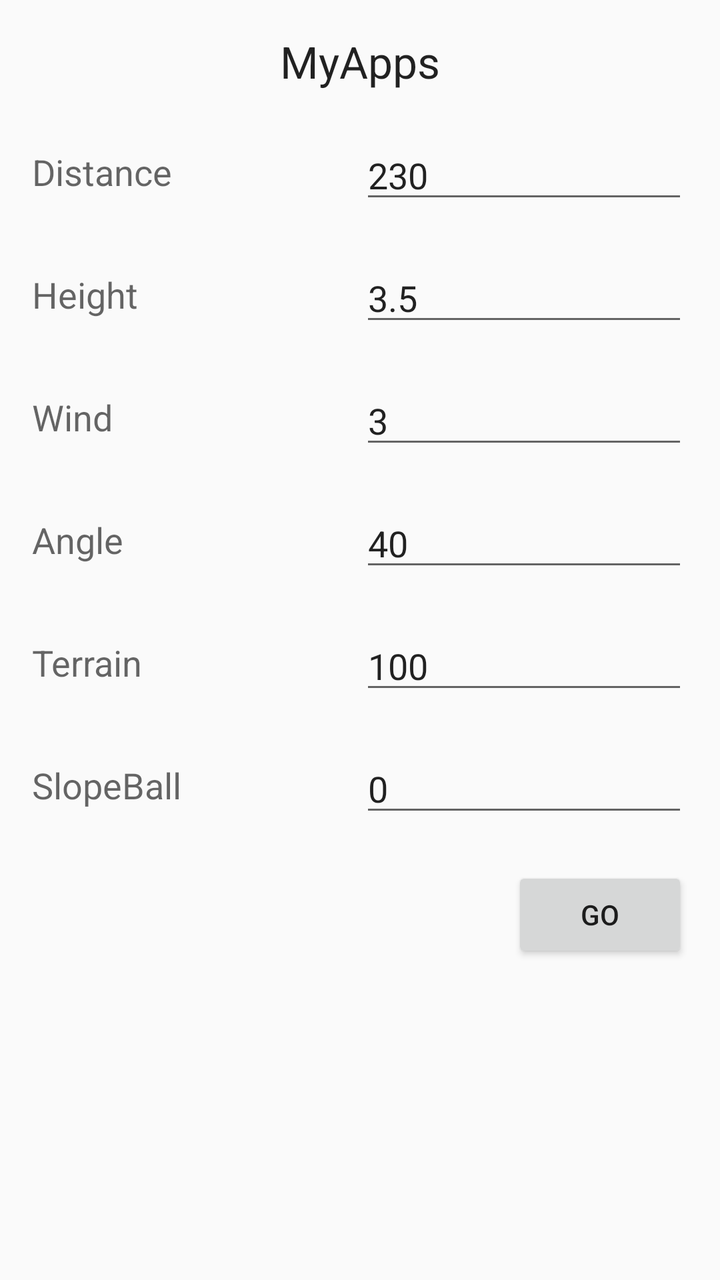
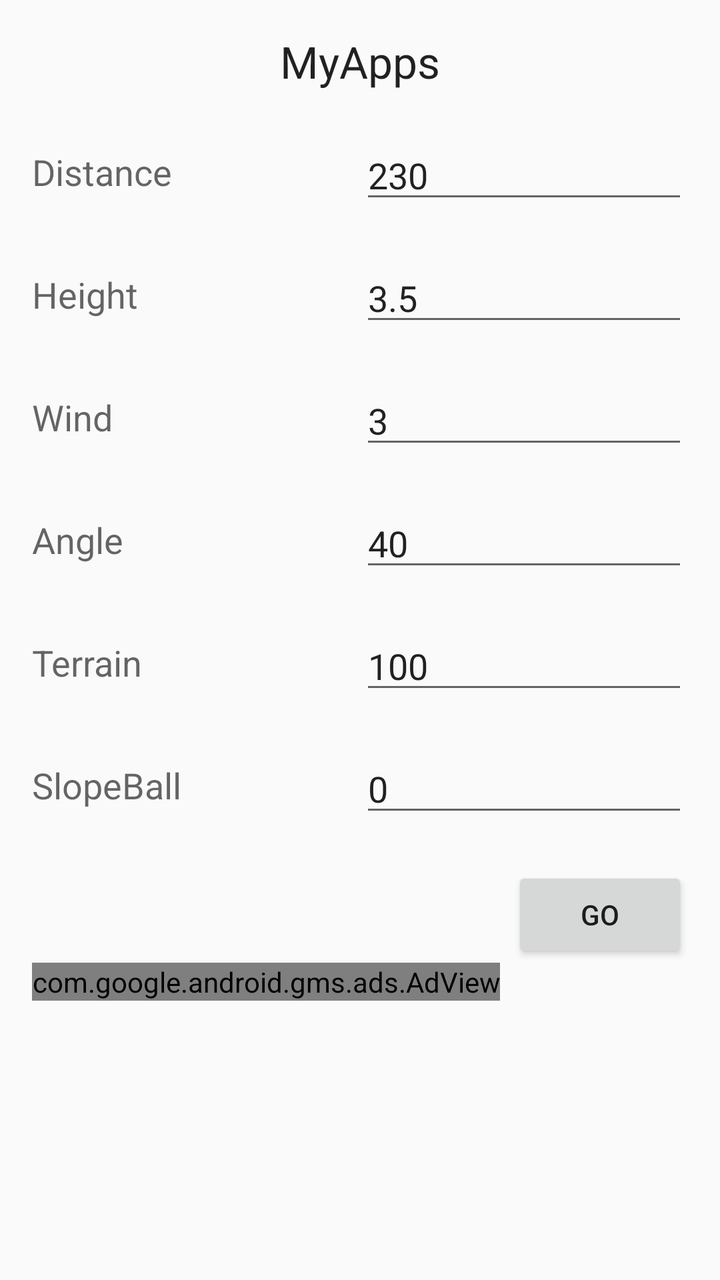

Two renders of the same Android screen: before a commit and after it. Below are the layout's source before the change and the commit's diff.
<!-- AndroidManifest.xml: application theme AppTheme -->
<!-- res/layout/activity_main.xml -->
<LinearLayout xmlns:android="http://schemas.android.com/apk/res/android"
    xmlns:tools="http://schemas.android.com/tools" android:layout_width="match_parent"
    android:layout_height="match_parent" android:paddingLeft="@dimen/activity_horizontal_margin"
    android:paddingRight="@dimen/activity_horizontal_margin"
    android:paddingTop="@dimen/activity_vertical_margin"
    android:paddingBottom="@dimen/activity_vertical_margin" tools:context=".MainActivity"
    android:orientation="vertical">

    <TextView
        android:layout_width="wrap_content"
        android:layout_height="wrap_content"
        android:textAppearance="?android:attr/textAppearanceLarge"
        android:text="MyApps"
        android:layout_gravity="center"
        android:id="@+id/textView" />

    <LinearLayout
        android:orientation="horizontal"
        android:layout_width="match_parent"
        android:weightSum="2"
        android:layout_height="wrap_content"
        android:layout_marginTop="20dp">

        <TextView
            android:layout_width="0px"
            android:layout_height="wrap_content"
            android:textAppearance="?android:attr/textAppearanceMedium"
            android:text="Distance"
            android:id="@+id/dis"
            android:layout_gravity="center_vertical"
            android:layout_weight="1" />

        <EditText
            android:layout_width="0px"
            android:layout_height="wrap_content"
            android:textAppearance="?android:attr/textAppearanceMedium"
            android:text="230"
            android:id="@+id/dist"
            android:inputType = "numberDecimal"
            android:layout_weight="1"
            android:layout_gravity="center_vertical" />

    </LinearLayout>

    <LinearLayout
        android:orientation="horizontal"
        android:layout_width="match_parent"
        android:layout_height="wrap_content"
        android:layout_marginTop="20dp">

        <TextView
            android:layout_width="0px"
            android:layout_height="wrap_content"
            android:textAppearance="?android:attr/textAppearanceMedium"
            android:text="Height"
            android:layout_gravity="center_vertical"
            android:layout_weight="1"
            android:id="@+id/textView2" />

        <EditText
            android:layout_width="0px"
            android:layout_height="wrap_content"
            android:id="@+id/height"
            android:inputType = "numberDecimal|numberSigned"
            android:layout_weight="1"
            android:layout_gravity="center_vertical"
            android:text="3.5" />

    </LinearLayout>

    <LinearLayout
        android:orientation="horizontal"
        android:layout_width="match_parent"
        android:layout_height="wrap_content"
        android:layout_marginTop="20dp" >

        <TextView
            android:layout_width="0px"
            android:layout_height="wrap_content"
            android:textAppearance="?android:attr/textAppearanceMedium"
            android:text="Wind"
            android:layout_gravity="center_vertical"
            android:layout_weight="1"
            android:id="@+id/textView3" />

        <EditText
            android:layout_width="0px"
            android:layout_height="wrap_content"
            android:id="@+id/wind"
            android:inputType="number"
            android:layout_weight="1"
            android:layout_gravity="center_vertical"
            android:text="3" />

    </LinearLayout>

    <LinearLayout
        android:orientation="horizontal"
        android:layout_width="match_parent"
        android:layout_height="wrap_content"
        android:layout_marginTop="20dp" >

        <TextView
            android:layout_width="0px"
            android:layout_height="wrap_content"
            android:textAppearance="?android:attr/textAppearanceMedium"
            android:text="Angle"
            android:layout_gravity="center_vertical"
            android:layout_weight="1"
            android:id="@+id/textView4" />

        <EditText
            android:layout_width="0px"
            android:layout_height="wrap_content"
            android:id="@+id/angle"
            android:inputType="numberDecimal"
            android:layout_weight="1"
            android:layout_gravity="center_vertical"
            android:text="40" />
    </LinearLayout>

    <LinearLayout
        android:orientation="horizontal"
        android:layout_width="match_parent"
        android:layout_height="wrap_content"
        android:layout_marginTop="20dp" >

        <TextView
            android:layout_width="0px"
            android:layout_height="wrap_content"
            android:textAppearance="?android:attr/textAppearanceMedium"
            android:text="Terrain"
            android:layout_gravity="center_vertical"
            android:layout_weight="1"
            android:id="@+id/textView5" />

        <EditText
            android:layout_width="0px"
            android:layout_height="wrap_content"
            android:id="@+id/terrain"
            android:inputType="number"
            android:layout_weight="1"
            android:layout_gravity="center_vertical"
            android:text="100" />
    </LinearLayout>

    <LinearLayout
        android:orientation="horizontal"
        android:layout_width="match_parent"
        android:layout_height="wrap_content"
        android:layout_marginTop="20dp" >

        <TextView
            android:layout_width="0px"
            android:layout_height="wrap_content"
            android:textAppearance="?android:attr/textAppearanceMedium"
            android:text="SlopeBall"
            android:layout_gravity="center_vertical"
            android:layout_weight="1"
            android:id="@+id/textView19" />

        <EditText
            android:layout_width="0px"
            android:layout_height="wrap_content"
            android:id="@+id/SlopeBall"
            android:inputType="number"
            android:layout_weight="1"
            android:layout_gravity="center_vertical"
            android:text="0" />
    </LinearLayout>

    <Button
        android:layout_width="wrap_content"
        android:layout_height="wrap_content"
        android:text="Go"
        android:id="@+id/calc"
        android:layout_gravity="right"
        android:layout_marginTop="20dp" />

</LinearLayout>
<!-- resources referenced by this layout -->
<resources>
  <dimen name="activity_horizontal_margin">16dp</dimen>
  <dimen name="activity_vertical_margin">16dp</dimen>
  <style name="AppTheme" parent="Theme.AppCompat.Light.NoActionBar">
          
  
      </style>
</resources>

<!-- the commit's change to res/layout/activity_main.xml (unified diff, before → after) -->
@@ -1,5 +1,7 @@
 <LinearLayout xmlns:android="http://schemas.android.com/apk/res/android"
-    xmlns:tools="http://schemas.android.com/tools" android:layout_width="match_parent"
+    xmlns:tools="http://schemas.android.com/tools"
+    xmlns:ads="http://schemas.android.com/apk/res-auto"
+    android:layout_width="match_parent"
     android:layout_height="match_parent" android:paddingLeft="@dimen/activity_horizontal_margin"
     android:paddingRight="@dimen/activity_horizontal_margin"
     android:paddingTop="@dimen/activity_vertical_margin"
@@ -176,5 +178,15 @@
         android:id="@+id/calc"
         android:layout_gravity="right"
         android:layout_marginTop="20dp" />
+    <com.google.android.gms.ads.AdView
+        android:id="@+id/adView"
+        android:layout_width="wrap_content"
+        android:layout_height="wrap_content"
+        android:layout_centerHorizontal="true"
+        android:layout_alignParentBottom="true"
+        ads:adSize="BANNER"
+        ads:adUnitId="@string/banner_ad_unit_id"
+        android:layout_marginBottom="10dp">
+    </com.google.android.gms.ads.AdView>
 
 </LinearLayout>
<!-- resource entries referenced after the edit -->
@@ -2,6 +2,7 @@
 <resources>
   <dimen name="activity_horizontal_margin">16dp</dimen>
   <dimen name="activity_vertical_margin">16dp</dimen>
+  <string name="banner_ad_unit_id">ca-app-pub-2847267145905566/8681160536</string>
   <style name="AppTheme" parent="Theme.AppCompat.Light.NoActionBar">
           
   
